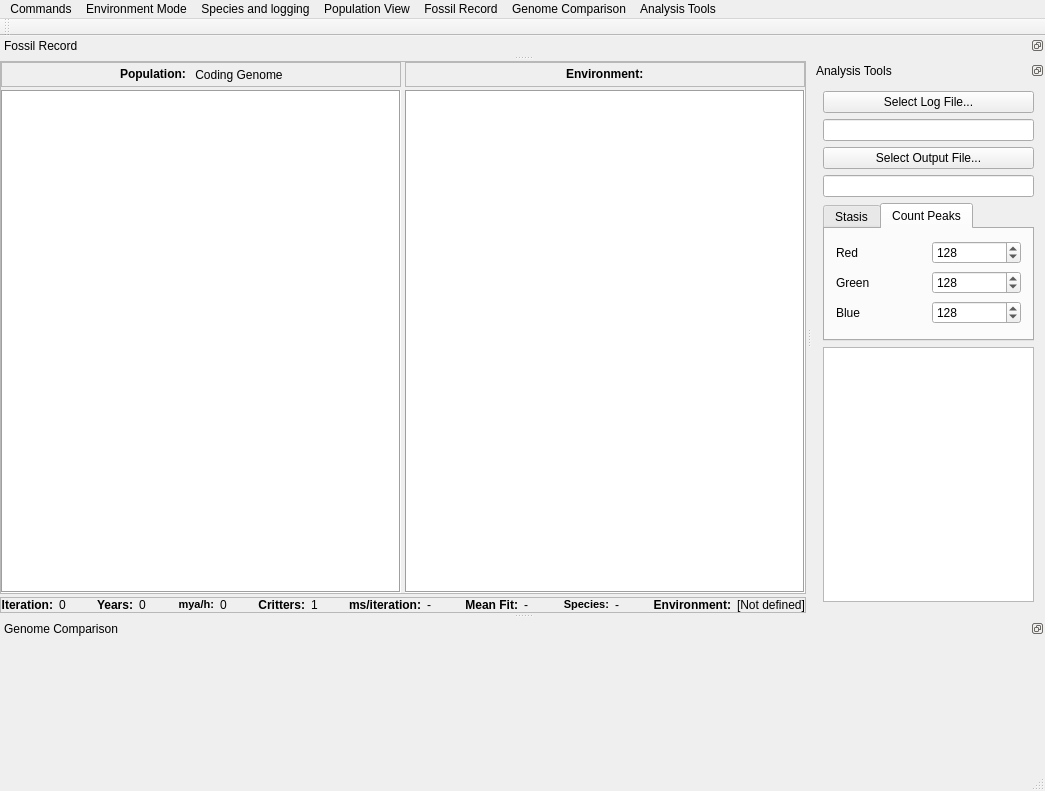
This is mainwindow.ui in marksutton/EvoSim as Qt 5 draws it before an edit. The edited form follows.
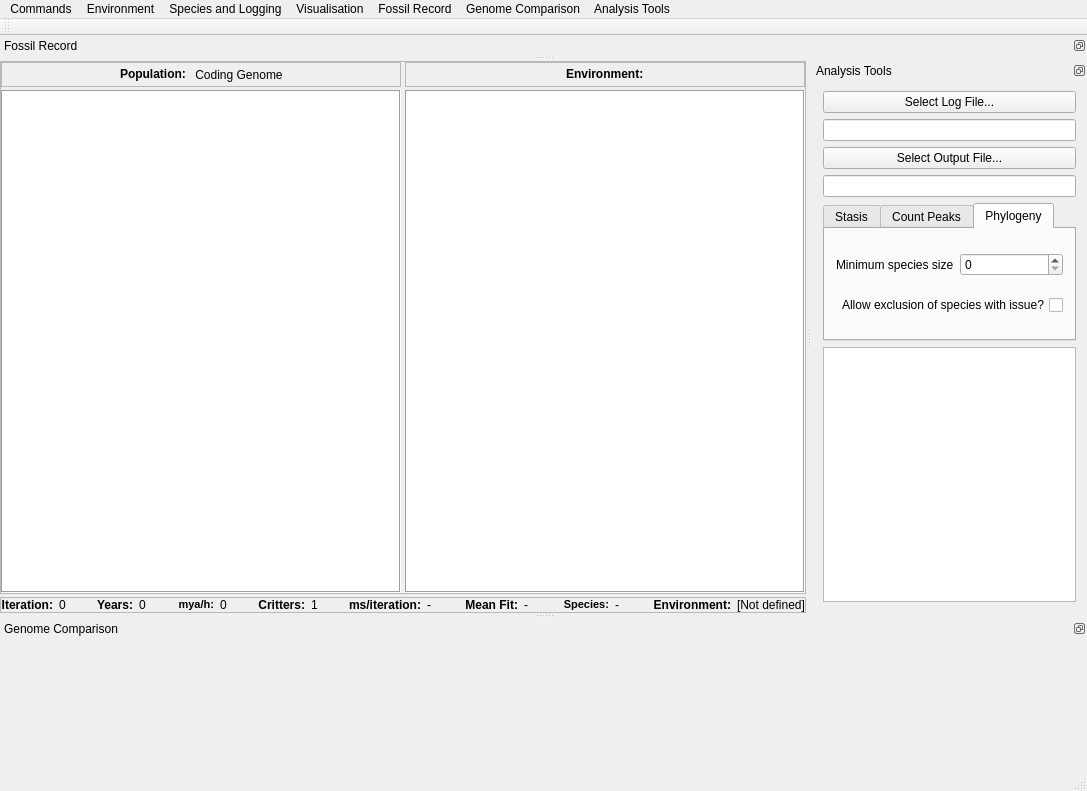
This is the edited form.

Commit message:
Proper species analysis tools
- Some UI rejigging for analysis tools menus
- Some code tidying for analysis tools
- An optimisation for species ID algorithm - now a little faster for
large highly variable species
- Species tracking now in four modes - none, basic, phylogeny (enables
tree output), and full detail (tree output plus per-generation logging
of things like colour preference, position, size, diversity, etc)
- Analysis tools exist to turn internal phylogeny data into newick tree
format, and to dump out full detail data

What changed in the file:
```diff
--- a/mainwindow.ui
+++ b/mainwindow.ui
@@ -6,7 +6,7 @@
    <rect>
     <x>0</x>
     <y>0</y>
-    <width>1045</width>
+    <width>1054</width>
     <height>791</height>
    </rect>
   </property>
@@ -566,7 +566,7 @@
         </sizepolicy>
        </property>
        <property name="currentIndex">
-        <number>1</number>
+        <number>2</number>
        </property>
        <widget class="QWidget" name="tab">
         <attribute name="title">
@@ -699,6 +699,41 @@
          </item>
         </layout>
        </widget>
+       <widget class="QWidget" name="phylo_tab">
+        <attribute name="title">
+         <string>Phylogeny</string>
+        </attribute>
+        <layout class="QVBoxLayout" name="verticalLayout_6">
+         <item>
+          <layout class="QHBoxLayout" name="horizontalLayout_5">
+           <item>
+            <widget class="QLabel" name="label_9">
+             <property name="text">
+              <string>Minimum species size</string>
+             </property>
+            </widget>
+           </item>
+           <item>
+            <widget class="QSpinBox" name="minSpeciesSize">
+             <property name="maximum">
+              <number>1000000</number>
+             </property>
+            </widget>
+           </item>
+          </layout>
+         </item>
+         <item>
+          <widget class="QCheckBox" name="chkExcludeWithChildren">
+           <property name="layoutDirection">
+            <enum>Qt::RightToLeft</enum>
+           </property>
+           <property name="text">
+            <string>Allow exclusion of species with issue?</string>
+           </property>
+          </widget>
+         </item>
+        </layout>
+       </widget>
       </widget>
      </item>
      <item>
@@ -750,8 +785,8 @@
     <rect>
      <x>0</x>
      <y>0</y>
-     <width>1045</width>
-     <height>22</height>
+     <width>1054</width>
+     <height>21</height>
     </rect>
    </property>
    <widget class="QMenu" name="menuCommands">
@@ -783,7 +818,7 @@
    </widget>
    <widget class="QMenu" name="menuView">
     <property name="title">
-     <string>Population View</string>
+     <string>Visualisation</string>
     </property>
     <addaction name="actionPopulation_Count"/>
     <addaction name="actionMean_fitness"/>
@@ -799,7 +834,7 @@
    </widget>
    <widget class="QMenu" name="menuEnvironment">
     <property name="title">
-     <string>Environment Mode</string>
+     <string>Environment</string>
     </property>
     <addaction name="actionStatic"/>
     <addaction name="actionOnce"/>
@@ -831,7 +866,7 @@
    </widget>
    <widget class="QMenu" name="menuSpecies">
     <property name="title">
-     <string>Species and logging</string>
+     <string>Species and Logging</string>
     </property>
     <addaction name="actionTracking"/>
     <addaction name="actionLogging"/>
```
Left out of the diff: 102 changed lines with no effect on the pictures. The commit also changes 13 other files.
